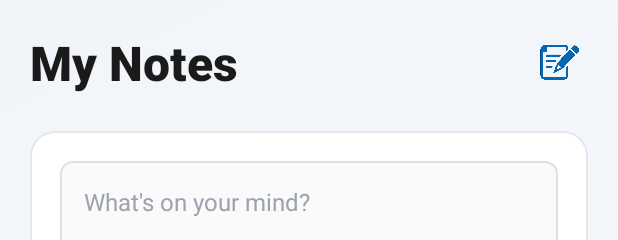
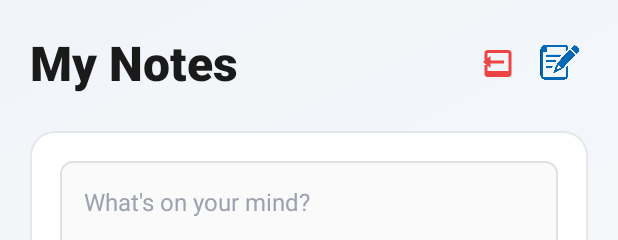
Before and after one commit to Iresh-Nimantha/java_note_taking_App, an Android app: the layout activity_main.xml on its own in the app's theme, with its tools: preview values and no code run, on a phone screen of 412 x 824 dp. Shown: the top 240 px of the screen. Run offline under Robolectric (Android 15) with nearby library versions, the light colour scheme and no system bars.

Commit message:
3rd commit

```diff
--- a/app/src/main/AndroidManifest.xml
+++ b/app/src/main/AndroidManifest.xml
@@ -39,11 +39,7 @@
         <activity
             android:name=".MainActivity"
             android:exported="true">
-            <intent-filter>
-                <action android:name="android.intent.action.MAIN" />
 
-                <category android:name="android.intent.category.LAUNCHER" />
-            </intent-filter>
         </activity>
     </application>
 
--- /dev/null
+++ b/app/src/main/res/drawable/ic_logout.xml
@@ -0,0 +1,10 @@
+<?xml version="1.0" encoding="utf-8"?>
+<vector xmlns:android="http://schemas.android.com/apk/res/android"
+    android:width="24dp"
+    android:height="24dp"
+    android:viewportWidth="24"
+    android:viewportHeight="24">
+    <path
+        android:fillColor="#EF4444"
+        android:pathData="M16,13v-2H7V8l-5,4 5,4v-3h9zm3-9H5c-1.1,0-2,0.9-2,2v6h2V6h14v12H5v-4H3v6c0,1.1,0.9,2,2,2h14c1.1,0,2-0.9,2-2V6c0-1.1-0.9-2-2-2z"/>
+</vector>
--- a/app/src/main/res/layout/activity_main.xml
+++ b/app/src/main/res/layout/activity_main.xml
@@ -26,7 +26,16 @@
             android:textStyle="bold"
             android:textColor="#1A1A1A"
             android:fontFamily="sans-serif-medium"/>
-
+        <!-- Logout Icon Button -->
+        <ImageButton
+            android:id="@+id/logoutButton"
+            android:layout_width="40dp"
+            android:layout_height="40dp"
+            android:background="?selectableItemBackgroundBorderless"
+            android:src="@drawable/ic_logout"
+            android:contentDescription="Logout"
+            android:tint="#EF4444"
+            app:tint="#EF4444" />
 
         <ImageView
             android:layout_width="40dp"
```
Also changed, not shown: app/src/main/java/com/example/note_taking_app/MainActivity.java (+25 -6 lines), app/src/main/java/com/example/note_taking_app/SignInActivity.java (+28 -3 lines), app/src/main/java/com/example/note_taking_app/SignUpActivity.java (+23 -4 lines), app/src/main/java/com/example/note_taking_app/SplashActivity.java (+12 -10 lines), 2 other files.
